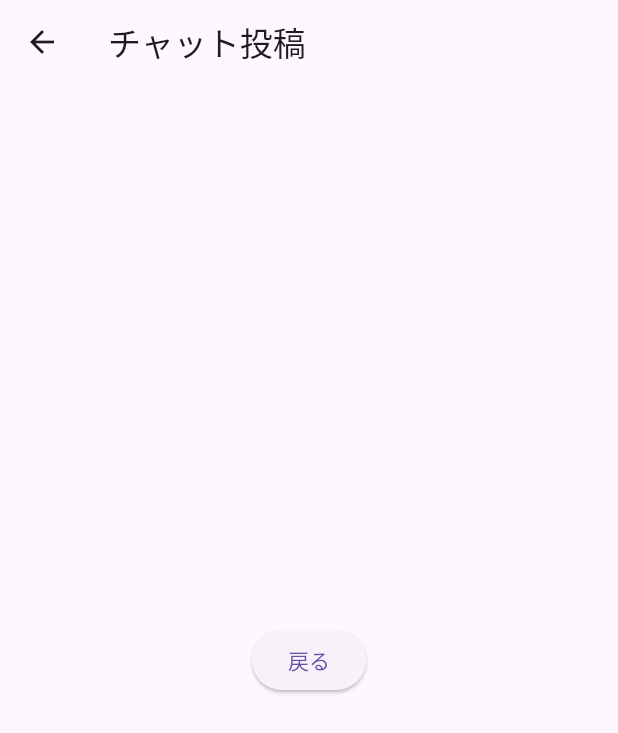
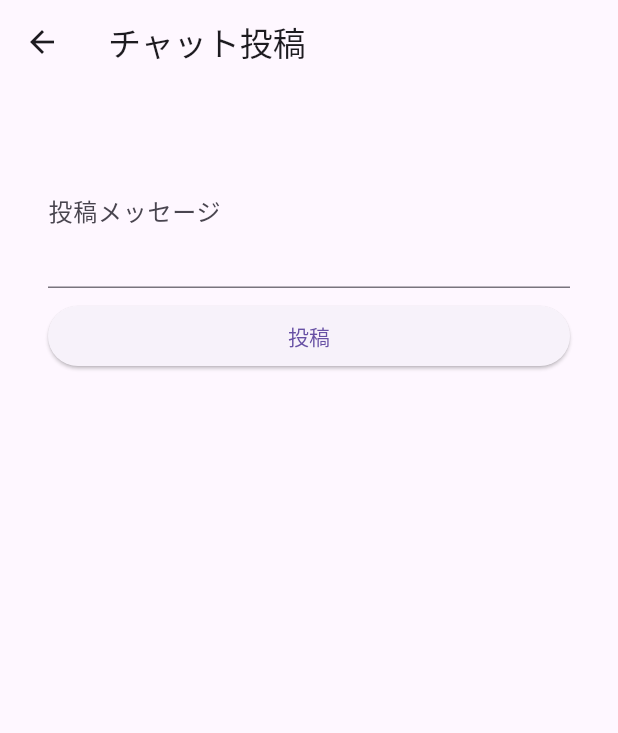
Before and after one commit to urassh/mychatapp, a Flutter app: the PostPage screen opened directly, on a phone screen of 412 x 824 dp. Shown: the top 733 px of the screen. Run offline on Flutter 3.47's test engine with Material 3 defaults, Android fonts, the phone set to English and light mode, and no system bars; our stand-ins replace cloud_firestore, firebase_auth, firebase_core; accounts and stored records are empty.

Commit message:
feat: 投稿機能を作った

```diff
--- a/lib/DataModel/Post.dart
+++ b/lib/DataModel/Post.dart
@@ -1,4 +1,6 @@
-class Post {
+import '../Database/Database.dart';
+
+class Post extends Entity {
   final String email;
   final String text;
   final String time;
--- a/lib/View/PostPage.dart
+++ b/lib/View/PostPage.dart
@@ -1,24 +1,65 @@
 import 'package:flutter/material.dart';
+import 'package:mychatapp/DataModel/Post.dart';
 import 'package:mychatapp/ViewModel/PostViewModel.dart';
 
-class PostPage extends StatelessWidget {
+import '../Authentication/Session.dart';
+
+class PostPage extends StatefulWidget {
   const PostPage({super.key});
+
+  @override
+  PostPageState createState() {
+    return PostPageState();
+  }
+}
+
+class PostPageState extends State<PostPage> {
+  String messageText = '';
 
   @override
   Widget build(BuildContext context) {
     PostViewModel viewModel = PostViewModel(context);
+    Session session = Session();
 
     return Scaffold(
       appBar: AppBar(
         title: const Text('チャット投稿'),
       ),
       body: Center(
-        child: ElevatedButton(
-          child: const Text('戻る'),
-          onPressed: () {
-            viewModel.navigateToChatPage();
-          },
-        ),
+       child: Container(
+         padding: const EdgeInsets.all(32),
+         child: Column(
+           children: <Widget>[
+             TextFormField(
+               decoration: const InputDecoration(labelText: '投稿メッセージ'),
+               keyboardType: TextInputType.multiline,
+               maxLines: 3,
+               onChanged: (String value) {
+                 setState(() {
+                   messageText = value;
+                 });
+               },
+             ),
+
+             const SizedBox(height: 8),
+
+             SizedBox(
+               width: double.infinity,
+               child: ElevatedButton(
+                 child: const Text('投稿'),
+                 onPressed: () async {
+                   final date  = DateTime.now().toLocal().toIso8601String();
+                   final email = session.authenticatedUser.email;
+                   final post  = Post(email, messageText, date);
+
+                   viewModel.post(post);
+                   viewModel.navigateToChatPage();
+                 },
+               ),
+             )
+           ],
+         ),
+       ),
       ),
     );
   }
--- a/lib/ViewModel/ChatViewModel.dart
+++ b/lib/ViewModel/ChatViewModel.dart
@@ -16,6 +16,7 @@ class ChatViewModel extends ChangeNotifier {
 
   Future<void> logout() async {
     await _auth.logout();
+    session.destroySession();
   }
 
   Future<void> navigateToLoginPage() async {
--- a/lib/ViewModel/PostViewModel.dart
+++ b/lib/ViewModel/PostViewModel.dart
@@ -1,10 +1,18 @@
 import 'package:flutter/material.dart';
+import 'package:mychatapp/Authentication/Session.dart';
+import 'package:mychatapp/Database/DummyDatabase.dart';
 import 'package:mychatapp/View/ChatPage.dart';
+import '../DataModel/Post.dart';
+import '../Database/Database.dart';
 
 class PostViewModel extends ChangeNotifier {
+  final Database _database = DummyDatabase();
   final BuildContext context;
+  PostViewModel(this.context);
 
-  PostViewModel(this.context);
+  Future<void> post(Post post) async {
+    _database.post(post);
+  }
 
   Future<void> navigateToChatPage() async {
     _navigateToPages(const ChatPage());
--- a/pubspec.yaml
+++ b/pubspec.yaml
@@ -35,6 +35,7 @@ dependencies:
   firebase_auth: 4.15.3
   firebase_auth_platform_interface: 7.0.9
   firebase_core_platform_interface: 5.0.0
+  cloud_firestore: ^4.13.6
 
   flutter_test:
     sdk: flutter
```
Also changed, not shown: lib/Database/DummyDatabase.dart (+7 -7 lines), lib/Database/FirebaseDatabase.dart (added, +34 -0 lines), pubspec.lock.
